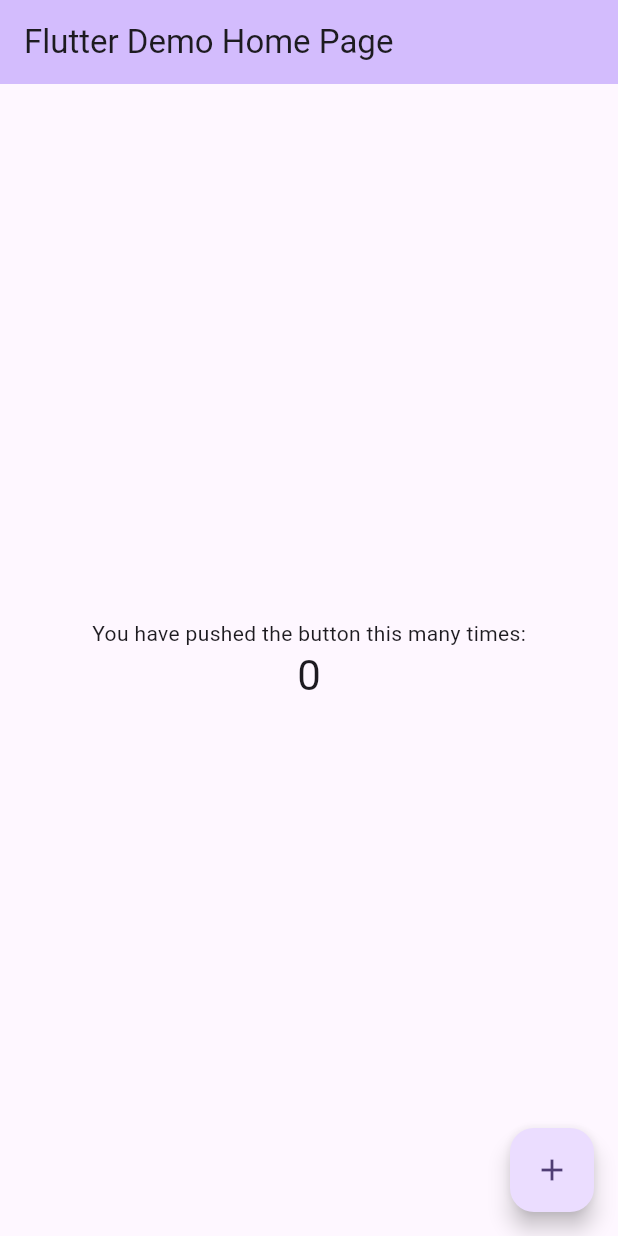
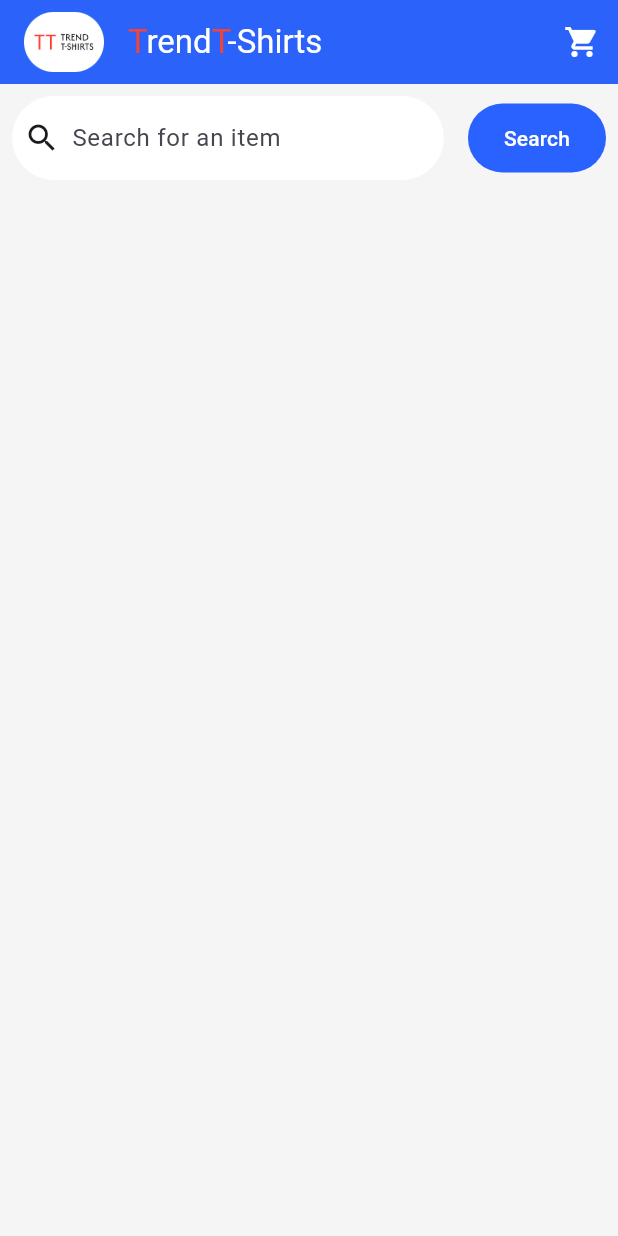
Before and after one commit to PICO443/trendtshirts, a Flutter app: the screen it shows after launch, on a phone screen of 412 x 824 dp. Run offline on Flutter 3.47's test engine with Material 3 defaults, Android fonts, the phone set to English and light mode, and no system bars.

Commit message:
Added Home Search Bar

```diff
--- /dev/null
+++ b/lib/CartPage/CartPage.dart
@@ -0,0 +1,11 @@
+import 'package:flutter/cupertino.dart';
+
+class CartPage extends StatelessWidget{
+  const CartPage({super.key});
+
+  @override
+  Widget build(BuildContext context) {
+    return Text("Cart Page");
+  }
+
+}
--- /dev/null
+++ b/lib/HomeScreen/HomeScreen.dart
@@ -0,0 +1,35 @@
+
+import 'package:flutter/material.dart';
+import 'package:trendtshirts/HomeScreen/components/HomeAppBar.dart';
+import 'package:trendtshirts/HomeScreen/components/HomeSearchBar.dart';
+
+class HomeScreen extends StatelessWidget {
+  const HomeScreen({super.key});
+
+  @override
+  Widget build(BuildContext context) {
+    return Scaffold(
+      backgroundColor: Color(0xFFF5F5F5),
+      appBar: HomeAppBar(),
+      body: HomeScreenBody(),
+    );
+  }
+}
+
+class HomeScreenBody extends StatelessWidget {
+  const HomeScreenBody({
+    super.key,
+  });
+
+  @override
+  Widget build(BuildContext context) {
+    return Padding(
+      padding: const EdgeInsets.all(8.0),
+      child: Column(
+        children: [
+          HomeSearchBar()
+        ],
+      ),
+    );
+  }
+}
--- /dev/null
+++ b/lib/HomeScreen/components/HomeAppBar.dart
@@ -0,0 +1,57 @@
+import 'package:flutter/material.dart';
+
+class HomeAppBar extends StatelessWidget implements PreferredSizeWidget {
+  const HomeAppBar({super.key});
+
+  @override
+  Widget build(BuildContext context) {
+    var theme = Theme.of(context);
+
+    return AppBar(
+
+      title: AppBarTitle(),
+      actions: [
+        IconButton(onPressed: (){}, icon: Icon(Icons.shopping_cart), color: theme.colorScheme.onPrimary,)
+      ],
+      backgroundColor: Color(0xFF2962FF),
+      centerTitle: true,
+      elevation: 1,
+    );
+  }
+
+  @override
+  Size get preferredSize => const Size.fromHeight(kToolbarHeight);
+}
+
+class AppBarTitle extends StatelessWidget {
+  const AppBarTitle({
+    super.key,
+  });
+
+  @override
+  Widget build(BuildContext context) {
+    var theme = Theme.of(context);
+
+    return Row(
+      spacing: 16,
+      children: [
+        Image.asset(
+          "assets/images/logo.png",
+          height: 40,
+        ),
+         Text.rich(
+          TextSpan(
+            style: TextStyle(fontFamily: "lobster"),
+            children: [
+              TextSpan(text: 'T', style: TextStyle(color: Colors.red)),
+              TextSpan(text: 'rend', style: TextStyle(color: theme.colorScheme.onPrimary)),
+              TextSpan(text: 'T', style: TextStyle(color: Colors.red)),
+              TextSpan(text: '-Shirts', style: TextStyle(color: theme.colorScheme.onPrimary)),
+            ],
+          ),
+        )
+
+      ],
+    );
+  }
+}
--- /dev/null
+++ b/lib/HomeScreen/components/HomeSearchBar.dart
@@ -0,0 +1,32 @@
+import 'package:flutter/material.dart';
+
+class HomeSearchBar extends StatelessWidget{
+  const HomeSearchBar({super.key});
+
+  @override
+  Widget build(BuildContext context) {
+    return Row(
+      mainAxisAlignment: MainAxisAlignment.center,
+      spacing: 16,
+      children: [
+        Expanded(
+          child: SearchBar(
+            backgroundColor: WidgetStateProperty.all(Colors.white),
+            elevation: WidgetStateProperty.all(0),
+            leading: Icon(Icons.search),
+            hintText: "Search for an item",
+          ),
+        ),
+        SizedBox(
+          height: 46,
+          child: FilledButton(
+            style: ButtonStyle(backgroundColor: WidgetStateProperty.all(Color(0xFF2962FF))),
+              onPressed: (){},
+              child: Text("Search")
+          ),
+        )
+      ],
+    );
+  }
+
+}
--- a/lib/main.dart
+++ b/lib/main.dart
@@ -1,122 +1,21 @@
 import 'package:flutter/material.dart';
+import 'package:trendtshirts/HomeScreen/HomeScreen.dart';
 
 void main() {
-  runApp(const MyApp());
+  runApp(const TrendTShirtsApp());
 }
 
-class MyApp extends StatelessWidget {
-  const MyApp({super.key});
+class TrendTShirtsApp extends StatelessWidget {
+  const TrendTShirtsApp({super.key});
 
-  // This widget is the root of your application.
   @override
   Widget build(BuildContext context) {
     return MaterialApp(
       title: 'Flutter Demo',
       theme: ThemeData(
-        // This is the theme of your application.
-        //
-        // TRY THIS: Try running your application with "flutter run". You'll see
-        // the application has a purple toolbar. Then, without quitting the app,
-        // try changing the seedColor in the colorScheme below to Colors.green
-        // and then invoke "hot reload" (save your changes or press the "hot
-        // reload" button in a Flutter-supported IDE, or press "r" if you used
-        // the command line to start the app).
-        //
-        // Notice that the counter didn't reset back to zero; the application
-        // state is not lost during the reload. To reset the state, use hot
-        // restart instead.
-        //
-        // This works for code too, not just values: Most code changes can be
-        // tested with just a hot reload.
-        colorScheme: ColorScheme.fromSeed(seedColor: Colors.deepPurple),
+        colorScheme: ColorScheme.fromSeed(seedColor: Color(0xFF2962FF)),
       ),
-      home: const MyHomePage(title: 'Flutter Demo Home Page'),
+      home: const HomeScreen(),
     );
   }
 }
-
-class MyHomePage extends StatefulWidget {
-  const MyHomePage({super.key, required this.title});
-
-  // This widget is the home page of your application. It is stateful, meaning
-  // that it has a State object (defined below) that contains fields that affect
-  // how it looks.
-
-  // This class is the configuration for the state. It holds the values (in this
-  // case the title) provided by the parent (in this case the App widget) and
-  // used by the build method of the State. Fields in a Widget subclass are
-  // always marked "final".
-
-  final String title;
-
-  @override
-  State<MyHomePage> createState() => _MyHomePageState();
-}
-
-class _MyHomePageState extends State<MyHomePage> {
-  int _counter = 0;
-
-  void _incrementCounter() {
-    setState(() {
-      // This call to setState tells the Flutter framework that something has
-      // changed in this State, which causes it to rerun the build method below
-      // so that the display can reflect the updated values. If we changed
-      // _counter without calling setState(), then the build method would not be
-      // called again, and so nothing would appear to happen.
-      _counter++;
-    });
-  }
-
-  @override
-  Widget build(BuildContext context) {
-    // This method is rerun every time setState is called, for instance as done
-    // by the _incrementCounter method above.
-    //
-    // The Flutter framework has been optimized to make rerunning build methods
-    // fast, so that you can just rebuild anything that needs updating rather
-    // than having to individually change instances of widgets.
-    return Scaffold(
-      appBar: AppBar(
-        // TRY THIS: Try changing the color here to a specific color (to
-        // Colors.amber, perhaps?) and trigger a hot reload to see the AppBar
-        // change color while the other colors stay the same.
-        backgroundColor: Theme.of(context).colorScheme.inversePrimary,
-        // Here we take the value from the MyHomePage object that was created by
-        // the App.build method, and use it to set our appbar title.
-        title: Text(widget.title),
-      ),
-      body: Center(
-        // Center is a layout widget. It takes a single child and positions it
-        // in the middle of the parent.
-        child: Column(
-          // Column is also a layout widget. It takes a list of children and
-          // arranges them vertically. By default, it sizes itself to fit its
-          // children horizontally, and tries to be as tall as its parent.
-          //
-          // Column has various properties to control how it sizes itself and
-          // how it positions its children. Here we use mainAxisAlignment to
-          // center the children vertically; the main axis here is the vertical
-          // axis because Columns are vertical (the cross axis would be
-          // horizontal).
-          //
-          // TRY THIS: Invoke "debug painting" (choose the "Toggle Debug Paint"
-          // action in the IDE, or press "p" in the console), to see the
-          // wireframe for each widget.
-          mainAxisAlignment: MainAxisAlignment.center,
-          children: <Widget>[
-            const Text('You have pushed the button this many times:'),
-            Text(
-              '$_counter',
-              style: Theme.of(context).textTheme.headlineMedium,
-            ),
-          ],
-        ),
-      ),
-      floatingActionButton: FloatingActionButton(
-        onPressed: _incrementCounter,
-        tooltip: 'Increment',
-        child: const Icon(Icons.add),
-      ), // This trailing comma makes auto-formatting nicer for build methods.
-    );
-  }
-}
```
Also changed, not shown: pubspec.yaml (+7 -33 lines), assets/fonts/Lobster-Regular.ttf (added), assets/images/logo.png (added), assets/images/shopping_cart.png (added), pubspec.lock, 1 other file.
